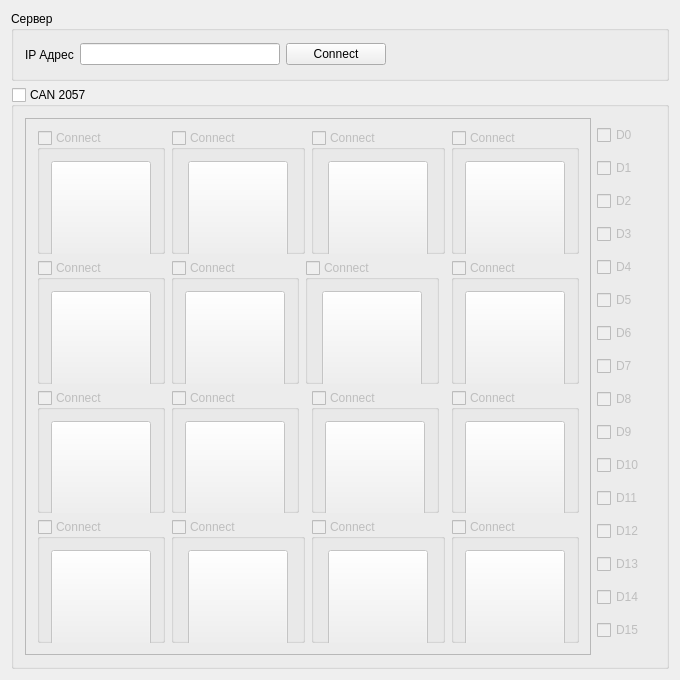
sseitov/Megatron, file Megatron-client/client.ui: the form before one commit.
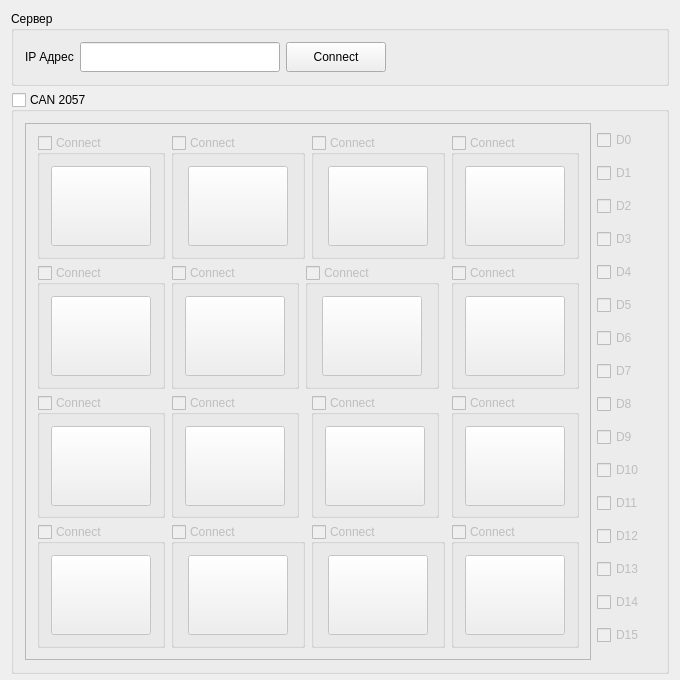
The form after the commit. Custom widgets are drawn as their Qt base class.

What changed in the file:
```diff
--- a/Megatron-client/client.ui
+++ b/Megatron-client/client.ui
@@ -44,7 +44,7 @@
         <property name="minimumSize">
          <size>
           <width>200</width>
-          <height>0</height>
+          <height>30</height>
          </size>
         </property>
         <property name="maximumSize">
@@ -60,7 +60,7 @@
         <property name="minimumSize">
          <size>
           <width>100</width>
-          <height>0</height>
+          <height>30</height>
          </size>
         </property>
         <property name="maximumSize">
@@ -72,6 +72,9 @@
         <property name="text">
          <string>Connect</string>
         </property>
+        <property name="checkable">
+         <bool>true</bool>
+        </property>
        </widget>
       </item>
       <item>
@@ -146,13 +149,13 @@
               <property name="minimumSize">
                <size>
                 <width>100</width>
-                <height>100</height>
+                <height>80</height>
                </size>
               </property>
               <property name="maximumSize">
                <size>
                 <width>100</width>
-                <height>100</height>
+                <height>80</height>
                </size>
               </property>
               <property name="text">
@@ -180,13 +183,13 @@
               <property name="minimumSize">
                <size>
                 <width>100</width>
-                <height>100</height>
+                <height>80</height>
                </size>
               </property>
               <property name="maximumSize">
                <size>
                 <width>100</width>
-                <height>100</height>
+                <height>80</height>
                </size>
               </property>
               <property name="text">
@@ -214,13 +217,13 @@
               <property name="minimumSize">
                <size>
                 <width>100</width>
-                <height>100</height>
+                <height>80</height>
                </size>
               </property>
               <property name="maximumSize">
                <size>
                 <width>100</width>
-                <height>100</height>
+                <height>80</height>
                </size>
               </property>
               <property name="text">
@@ -248,13 +251,13 @@
               <property name="minimumSize">
                <size>
                 <width>100</width>
-                <height>100</height>
+                <height>80</height>
                </size>
               </property>
               <property name="maximumSize">
                <size>
                 <width>100</width>
-                <height>100</height>
+                <height>80</height>
                </size>
               </property>
               <property name="text">
@@ -282,13 +285,13 @@
               <property name="minimumSize">
                <size>
                 <width>100</width>
-                <height>100</height>
+                <height>80</height>
                </size>
               </property>
               <property name="maximumSize">
                <size>
                 <width>100</width>
-                <height>100</height>
+                <height>80</height>
                </size>
               </property>
               <property name="text">
@@ -316,13 +319,13 @@
               <property name="minimumSize">
                <size>
                 <width>100</width>
-                <height>100</height>
+                <height>80</height>
                </size>
               </property>
               <property name="maximumSize">
                <size>
                 <width>100</width>
-                <height>100</height>
+                <height>80</height>
                </size>
               </property>
               <property name="text">
@@ -350,13 +353,13 @@
               <property name="minimumSize">
                <size>
                 <width>100</width>
-                <height>100</height>
+                <height>80</height>
                </size>
               </property>
               <property name="maximumSize">
                <size>
                 <width>100</width>
-                <height>100</height>
+                <height>80</height>
                </size>
               </property>
               <property name="text">
@@ -384,13 +387,13 @@
               <property name="minimumSize">
                <size>
                 <width>100</width>
-                <height>100</height>
+                <height>80</height>
                </size>
               </property>
               <property name="maximumSize">
                <size>
                 <width>100</width>
-                <height>100</height>
+                <height>80</height>
                </size>
               </property>
               <property name="text">
@@ -418,13 +421,13 @@
               <property name="minimumSize">
                <size>
                 <width>100</width>
-                <height>100</height>
+                <height>80</height>
                </size>
               </property>
               <property name="maximumSize">
                <size>
                 <width>100</width>
-                <height>100</height>
+                <height>80</height>
                </size>
               </property>
               <property name="text">
@@ -452,13 +455,13 @@
               <property name="minimumSize">
                <size>
                 <width>100</width>
-                <height>100</height>
+                <height>80</height>
                </size>
               </property>
               <property name="maximumSize">
                <size>
                 <width>100</width>
-                <height>100</height>
+                <height>80</height>
                </size>
               </property>
               <property name="text">
@@ -486,13 +489,13 @@
               <property name="minimumSize">
                <size>
                 <width>100</width>
-                <height>100</height>
+                <height>80</height>
                </size>
               </property>
               <property name="maximumSize">
                <size>
                 <width>100</width>
-                <height>100</height>
+                <height>80</height>
                </size>
               </property>
               <property name="text">
@@ -520,13 +523,13 @@
               <property name="minimumSize">
                <size>
                 <width>100</width>
-                <height>100</height>
+                <height>80</height>
                </size>
               </property>
               <property name="maximumSize">
                <size>
                 <width>100</width>
-                <height>100</height>
+                <height>80</height>
                </size>
               </property>
               <property name="text">
@@ -554,13 +557,13 @@
               <property name="minimumSize">
                <size>
                 <width>100</width>
-                <height>100</height>
+                <height>80</height>
                </size>
               </property>
               <property name="maximumSize">
                <size>
                 <width>100</width>
-                <height>100</height>
+                <height>80</height>
                </size>
               </property>
               <property name="text">
@@ -588,13 +591,13 @@
               <property name="minimumSize">
                <size>
                 <width>100</width>
-                <height>100</height>
+                <height>80</height>
                </size>
               </property>
               <property name="maximumSize">
                <size>
                 <width>100</width>
-                <height>100</height>
+                <height>80</height>
                </size>
               </property>
               <property name="text">
@@ -622,13 +625,13 @@
               <property name="minimumSize">
                <size>
                 <width>100</width>
-                <height>100</height>
+                <height>80</height>
                </size>
               </property>
               <property name="maximumSize">
                <size>
                 <width>100</width>
-                <height>100</height>
+                <height>80</height>
                </size>
               </property>
               <property name="text">
@@ -656,13 +659,13 @@
               <property name="minimumSize">
                <size>
                 <width>100</width>
-                <height>100</height>
+                <height>80</height>
                </size>
               </property>
               <property name="maximumSize">
                <size>
                 <width>100</width>
-                <height>100</height>
+                <height>80</height>
                </size>
               </property>
               <property name="text">
```
Left out of the diff: 4 changed lines with no effect on the pictures.
